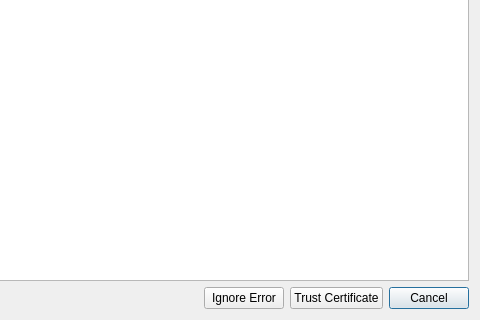
CraftingDragon007/caqtdm, file caQtDM_Lib/caQtDM_Plugins/opcua/certificatedialog.ui: the form before one commit; both pictures show x 240 to 720 and y 103 to 423 of the 720 by 423 pixel window.
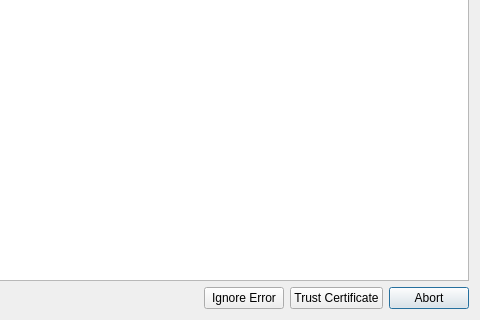
The form after the commit.

Commit message: improved certificate dialog with supress options

```diff
--- a/caQtDM_Lib/caQtDM_Plugins/opcua/certificatedialog.ui
+++ b/caQtDM_Lib/caQtDM_Plugins/opcua/certificatedialog.ui
@@ -66,7 +66,7 @@
 	 <item>
 	  <widget class="QPushButton" name="btnCancel">
 	   <property name="text">
-	    <string>Cancel</string>
+        <string>Abort</string>
 		</property>
 	   <property name="default">
 	    <bool>true</bool>
```
Left out of the diff: 4 changed lines with no effect on the pictures. Lines whose indentation alone changed are shown as unchanged. The commit also changes 2 other files.
